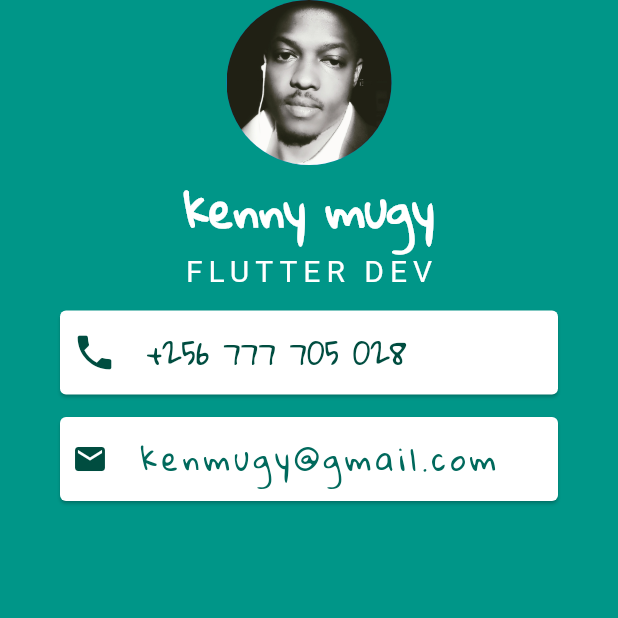
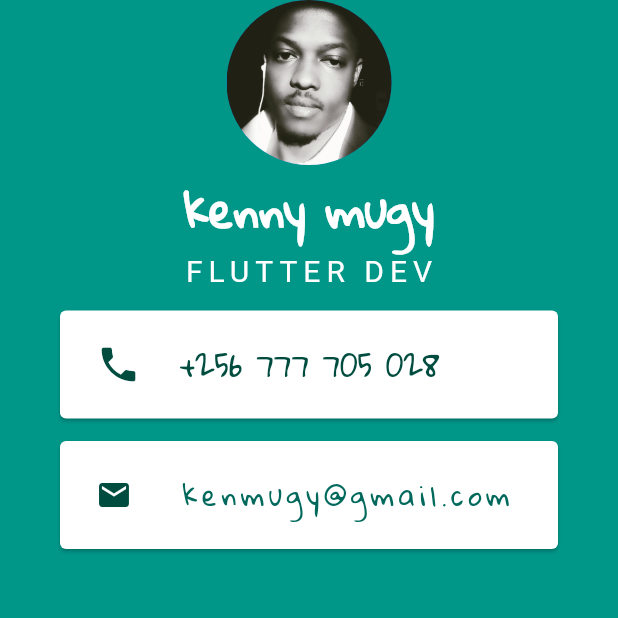
Before and after one commit to kenmugy/flutter-profile-card, a Flutter app: the screen it shows after launch, on a phone screen of 412 x 824 dp, the top half of it. Run offline on Flutter 3.47's test engine with Material 2 defaults, Android fonts, the phone set to English and light mode, and no system bars.

Commit message:
Add ListTile widget

```diff
--- a/lib/main.dart
+++ b/lib/main.dart
@@ -26,50 +26,36 @@ class MyApp extends StatelessWidget {
                       fontSize: 20, color: Colors.white, letterSpacing: 4)),
               Card(
                   margin: EdgeInsets.symmetric(horizontal: 40, vertical: 15),
-                  color: Colors.white,
                   child: Padding(
                       padding: const EdgeInsets.all(8.0),
-                    child: Row(
-                      children: <Widget>[
-                        Icon(
+                      child: ListTile(
+                          leading: Icon(
                             Icons.phone,
                             size: 30,
                             color: Colors.teal[900],
                           ),
-                        SizedBox(
-                          width: 20,
-                        ),
-                        Text("+256 777 705 028",
+                          title: Text("+256 777 705 028",
                               style: TextStyle(
                                   color: Colors.teal[900],
                                   fontFamily: 'GloriaHallelujah',
-                                fontSize: 20))
-                      ],
-                    ),
-                  )),
+                                  fontSize: 20))))),
               Card(
-                  color: Colors.white,
                   margin: EdgeInsets.symmetric(horizontal: 40),
                   child: Padding(
                     padding: const EdgeInsets.all(8.0),
-                    child: Row(
-                      children: <Widget>[
-                        Icon(
+                    child: ListTile(
+                      leading: Icon(
                         Icons.email,
                         color: Colors.teal[900],
                       ),
-                        SizedBox(
-                          width: 20,
-                        ),
-                        Text(
+                      title: Text(
                         "kenmugy@gmail.com",
                         style: TextStyle(
-                              fontSize: 20,
+                            fontSize: 18,
                             letterSpacing: 3,
                             color: Colors.teal[800],
                             fontFamily: "GloriaHallelujah"),
-                        )
-                      ],
+                      ),
                     ),
                   ))
             ],
@@ -79,3 +65,7 @@ class MyApp extends StatelessWidget {
     );
   }
 }
+
+/*
+
+                    */
```
Lines whose indentation alone changed are shown as unchanged.
